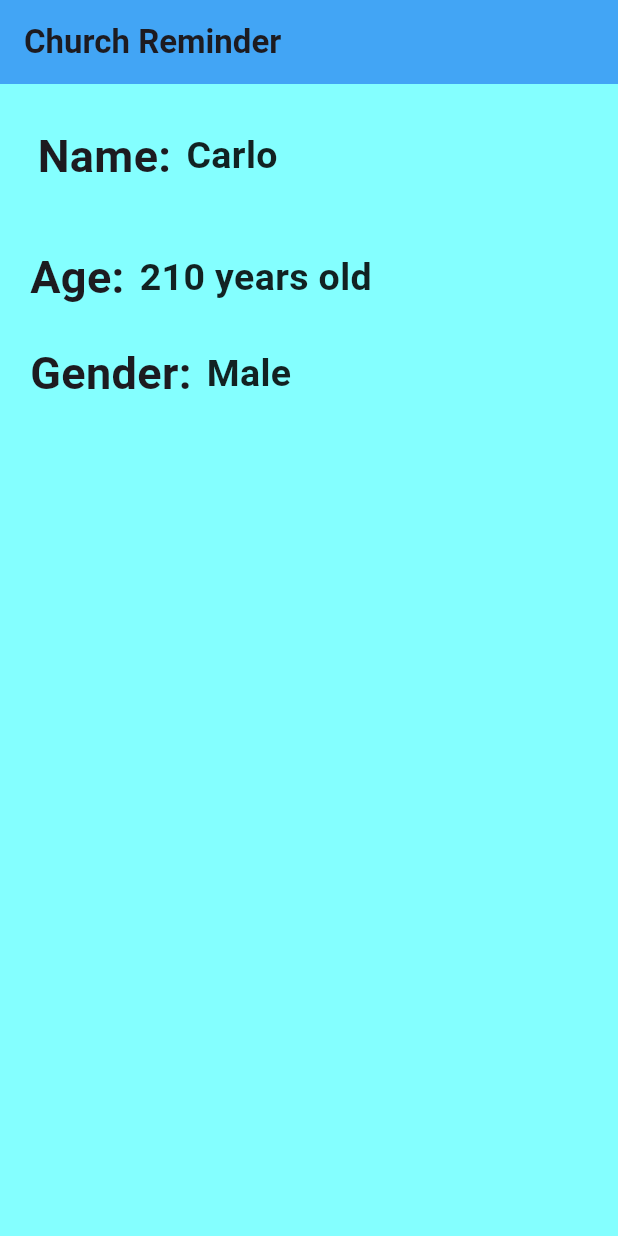
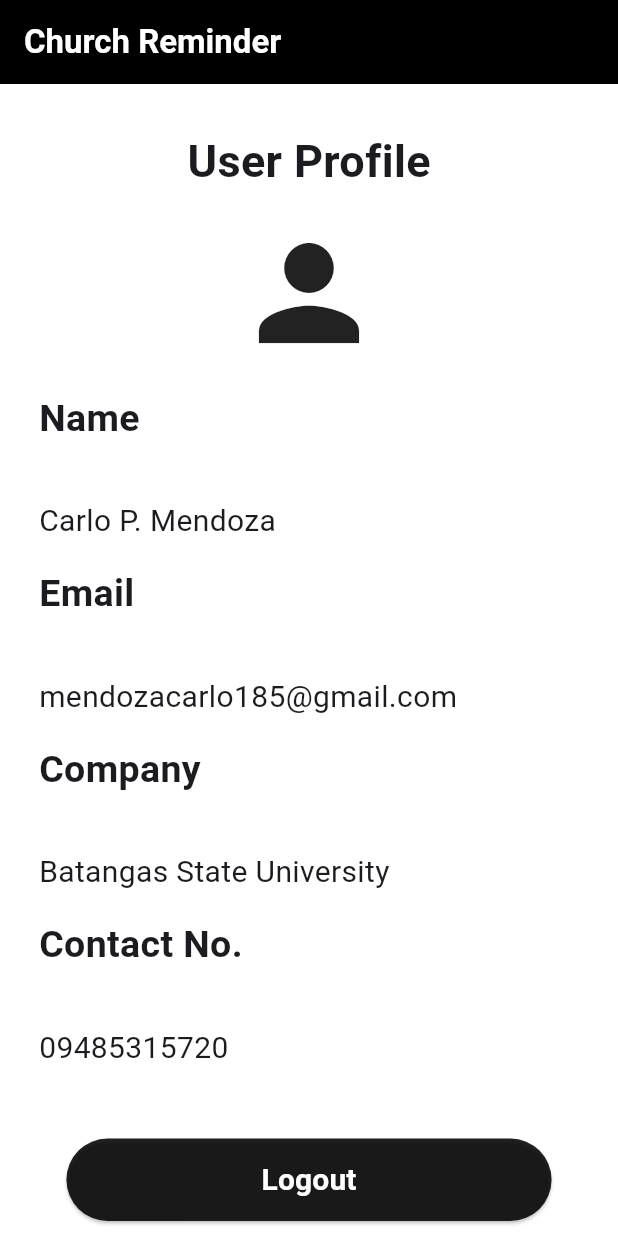
Before and after one commit to carlo10101010/Church-Reminder, a Flutter app: the screen it shows after launch, on a phone screen of 412 x 824 dp. Run offline on Flutter 3.47's test engine with Material 3 defaults, Android fonts, the phone set to English and light mode, and no system bars.

Commit message:
UI layout

```diff
--- a/lib/main.dart
+++ b/lib/main.dart
@@ -2,104 +2,132 @@
 
 void main() {
   runApp(MaterialApp(
-    home: Scaffold(
-      backgroundColor: Colors.cyanAccent[100],
+    home: Profile(),
+  ));
+}
+
+class Profile extends StatelessWidget {
+  const Profile({super.key});
+
+  @override
+  Widget build(BuildContext context) {
+    return Scaffold(
+      backgroundColor: Colors.white,
       appBar: AppBar(
         title: const Text(
           'Church Reminder',
-          style: TextStyle(fontWeight: FontWeight.bold),
+          style: TextStyle(color:Colors.white, fontWeight: FontWeight.bold,),
         ),
-        backgroundColor: Colors.blue[400],
+        backgroundColor: Colors.black,
       ),
-      body: Column(
+      body: Padding(
+        padding: const EdgeInsets.all(10),
+        child: Column(
           crossAxisAlignment: CrossAxisAlignment.start,
           children: [
-
-          Container(
-            margin: const EdgeInsets.all(25),
-            child: Row(
-              children: [
-                const Text(
-                  'Name:',
+            const SizedBox(height: 20),
+            const Center(
+              child: Text(
+                'User Profile',
                 style: TextStyle(
-                    fontSize: 30,
                   fontWeight: FontWeight.bold,
+                  fontSize: 30, // Larger font size
                 ),
               ),
-                Container(
-                  padding:
-                  const EdgeInsets.symmetric(vertical: 5, horizontal: 10),
-                  child: const Text(
-                    'Carlo',
-                    style: TextStyle(
-                      fontSize: 25,
-                      fontWeight: FontWeight.w600,
-                      color: Colors.black87,
             ),
+            const SizedBox(height: 16),
+
+            // Centered Icon
+            const Center(
+              child: Icon(
+                Icons.person,
+                size: 100, // Icon size
+              ),
+            ),
+
+            const SizedBox(height: 16),
+
+            // Replacing TextSpan with Text widgets for each section
+            const Padding(
+              padding: EdgeInsets.symmetric(horizontal: 16),
+              child: Text(
+                'Name\n',
+                style: TextStyle(fontWeight: FontWeight.bold, fontSize: 25),
+              ),
+            ),
+            const Padding(
+              padding: EdgeInsets.symmetric(horizontal: 16),
+              child: Text(
+                'Carlo P. Mendoza',
+                style: TextStyle(fontSize: 20),
+              ),
+            ),
+            const SizedBox(height: 16),
+
+            const Padding(
+              padding: EdgeInsets.symmetric(horizontal: 16),
+              child: Text(
+                'Email\n',
+                style: TextStyle(fontWeight: FontWeight.bold, fontSize: 25),
+              ),
+            ),
+            const Padding(
+              padding: EdgeInsets.symmetric(horizontal: 16),
+              child: Text(
+                'mendozacarlo185@gmail.com',
+                style: TextStyle(fontSize: 20),
+              ),
+            ),
+            const SizedBox(height: 16),
+
+            const Padding(
+              padding: EdgeInsets.symmetric(horizontal: 16),
+              child: Text(
+                'Company\n',
+                style: TextStyle(fontWeight: FontWeight.bold, fontSize: 25),
+              ),
+            ),
+            const Padding(
+              padding: EdgeInsets.symmetric(horizontal: 16),
+              child: Text(
+                'Batangas State University',
+                style: TextStyle(fontSize: 20),
+              ),
+            ),
+            const SizedBox(height: 16),
+
+            const Padding(
+              padding: EdgeInsets.symmetric(horizontal: 16),
+              child: Text(
+                'Contact No.\n',
+                style: TextStyle(fontWeight: FontWeight.bold, fontSize: 25),
+              ),
+            ),
+            const Padding(
+              padding: EdgeInsets.symmetric(horizontal: 16),
+              child: Text(
+                '09485315720',
+                style: TextStyle(fontSize: 20),
+              ),
+            ),
+            const Spacer(),
+
+            Center(
+              child: ElevatedButton(
+                onPressed: () {},
+                style: ElevatedButton.styleFrom(
+                  padding: const EdgeInsets.symmetric(horizontal: 130, vertical: 13),
+                  backgroundColor: Colors.black87
+                ),
+                child: const Text('Logout', style: TextStyle(
+                    color:Colors.white,
+                    fontWeight: FontWeight.bold,
+                    fontSize: 20)),
               ),
             ),
           ],
         ),
       ),
-
-          Container(
-            margin: const EdgeInsets.symmetric(vertical: 10, horizontal: 20),
-            child: Row(
-              children: [
-                const Text(
-                  'Age:',
-                  style: TextStyle(
-                    fontSize: 30,
-                    fontWeight: FontWeight.bold,
-                  ),
-                ),
-
-                Container(
-                  padding:
-                  const EdgeInsets.symmetric(vertical: 5, horizontal: 10),
-                  child: const Text(
-                    '210 years old',
-                    style: TextStyle(
-                      fontSize: 25,
-                      fontWeight: FontWeight.w600,
-                      color: Colors.black87,
-                    ),
-                  ),
-                ),
-              ],
-            ),
-          ),
-
-          Container(
-            margin: const EdgeInsets.fromLTRB(20, 8, 20, 4),
-            child: Row(
-              children: [
-                const Text(
-                  'Gender:',
-                  style: TextStyle(
-                    fontSize: 30,
-                    fontWeight: FontWeight.bold,
-                  ),
-                ),
-
-                Container(
-                  padding:
-                  const EdgeInsets.symmetric(vertical: 5, horizontal: 10),
-                  child: const Text(
-                    'Male',
-                    style: TextStyle(
-                      fontSize: 25,
-                      fontWeight: FontWeight.w600,
-                      color: Colors.black87,
-                    ),
-                  ),
-                ),
-              ],
-            ),
-          ),
-
-        ],
-      ),
-    ),
-  ));
+    );
   }
+}
```
Lines whose indentation alone changed are shown as unchanged.
